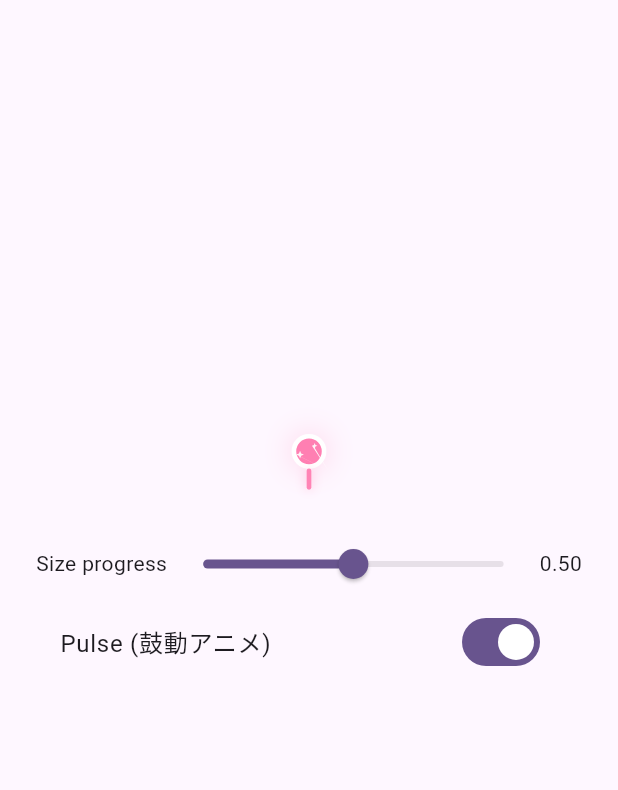
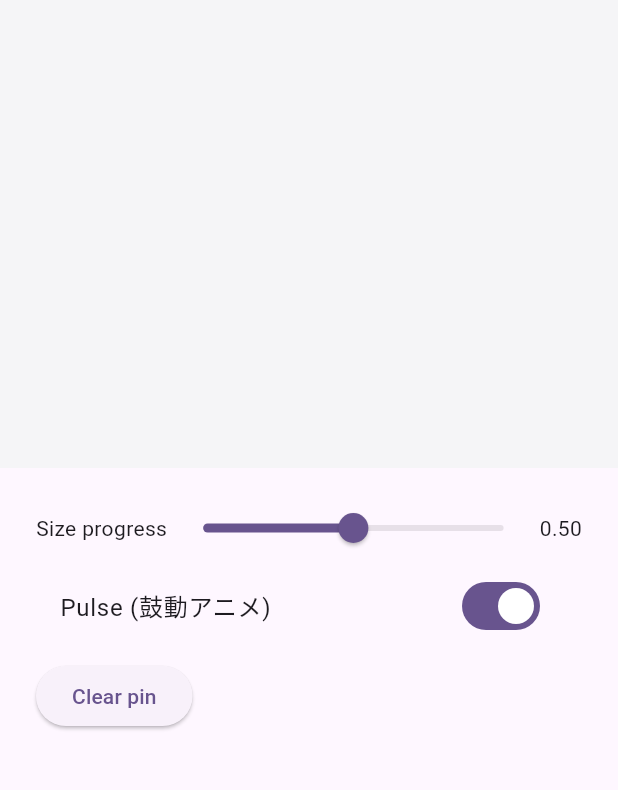
Before and after one commit to penginfly/giragiramap, a Flutter app: the screen it shows after launch, on a phone screen of 412 x 824 dp, the part 84-874 px from its top. Run offline on Flutter 3.47's test engine with Material 3 defaults, Android fonts, the phone set to English and light mode, and no system bars.

Commit message:
いろいろ変えたよピンの影とピンを押したら置けるようになったよ

```diff
--- a/lib/sparkle_demo_page.dart
+++ b/lib/sparkle_demo_page.dart
@@ -1,5 +1,6 @@
 import 'package:flutter/material.dart';
-import 'ui/sparkle_pin.dart';
+import 'ui/widgets/sparkle_pin.dart';
+import 'ui/widgets/interactive_sparkle_pin.dart';
 
 class SparkleDemoPage extends StatefulWidget {
   const SparkleDemoPage({super.key});
@@ -12,21 +13,83 @@ class _SparkleDemoPageState extends State<SparkleDemoPage> {
   double _progress = 0.5;
   bool _pulse = true;
 
+  // タップされた座標（プレイグラウンド内のローカル座標）
+  Offset? _pinPos;
+
   @override
   Widget build(BuildContext context) {
+    // 見た目の直径とステム長（SparklePin側と対応）
+    final baseSize = 24.0;
+    final stemLen = baseSize * 0.55;
+    final hitPadding = 18.0;
+
+    // ピンの先端をタップ位置に合わせるためのオフセット
+    // left は「中央合わせ」なので baseSize/2
+    // top は「先端合わせ」なので (baseSize + stemLen)
+    double anchorLeft(double x) => x - baseSize / 2;
+    double anchorTop(double y) => y - (baseSize + stemLen);
+
     return Scaffold(
       appBar: AppBar(title: const Text('SparklePin Demo')),
       body: Column(
-        mainAxisAlignment: MainAxisAlignment.center,
         children: [
-          Center(
-            child: SparklePin(
-              baseSize: 24,
-              progress: _progress, // 0..1
-              pulse: _pulse,
+          // ==== タップしてピンを置くプレイグラウンド ====
+          Container(
+            color: const Color(0xFFF5F5F7),
+            padding: const EdgeInsets.all(16),
+            child: SizedBox(
+              height: 280, // お好みで
+              child: Stack(
+                children: [
+                  // タップ検出レイヤー（全面）
+                  Positioned.fill(
+                    child: GestureDetector(
+                      behavior: HitTestBehavior.opaque,
+                      onTapDown: (details) {
+                        setState(() {
+                          _pinPos = details.localPosition;
+                        });
+                        ScaffoldMessenger.of(context).showSnackBar(
+                          SnackBar(
+                            content: Text(
+                              'Pin placed at: '
+                              '${details.localPosition.dx.toStringAsFixed(0)}, '
+                              '${details.localPosition.dy.toStringAsFixed(0)}',
+                            ),
+                            duration: const Duration(milliseconds: 700),
+                          ),
+                        );
+                      },
+                    ),
+                  ),
+
+                  // ピン（置かれていれば表示）
+                  if (_pinPos != null)
+                    Positioned(
+                      left: anchorLeft(_pinPos!.dx),
+                      top: anchorTop(_pinPos!.dy),
+                      child: InteractiveSparklePin(
+                        visualSize: baseSize,
+                        stemLen: stemLen,
+                        hitPadding: hitPadding,
+                        showDropShadow: true,
+                        // ここでタップ時の再配置にしてもOK（今回は置きっぱなし）
+                        onTap: () => debugPrint('Pin tapped!'),
+                        pin: SparklePin(
+                          baseSize: baseSize,
+                          progress: _progress,
+                          pulse: _pulse,
+                        ),
+                      ),
+                    ),
+                ],
+              ),
             ),
           ),
-          const SizedBox(height: 24),
+
+          const SizedBox(height: 16),
+
+          // ==== コントロールUI ====
           Padding(
             padding: const EdgeInsets.symmetric(horizontal: 24),
             child: Column(
@@ -50,6 +113,15 @@ class _SparkleDemoPageState extends State<SparkleDemoPage> {
                   value: _pulse,
                   onChanged: (v) => setState(() => _pulse = v),
                 ),
+                const SizedBox(height: 8),
+                Row(
+                  children: [
+                    ElevatedButton(
+                      onPressed: () => setState(() => _pinPos = null),
+                      child: const Text('Clear pin'),
+                    ),
+                  ],
+                ),
               ],
             ),
           ),
--- a/lib/ui/sparkle_pin.dart
+++ b/lib/ui/widgets/sparkle_pin.dart
@@ -1,7 +1,7 @@
 import 'dart:math';
 import 'dart:ui';
 import 'package:flutter/material.dart';
-import '../theme/colors.dart';
+import 'package:giragiramap/theme/colors.dart';
 
 class SparklePin extends StatefulWidget {
   final double baseSize; // 16〜24くらい
```
Also changed, not shown: lib/ui/widgets/continent_chip.dart (added, +42 -0 lines), lib/ui/widgets/interactive_sparkle_pin.dart (added, +90 -0 lines), lib/ui/widgets/gira_button.dart (renamed from lib/ui/gira_button.dart), lib/ui/widgets/gira_card.dart (added).
